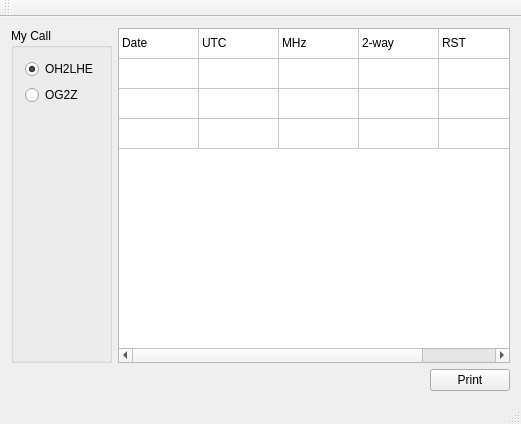
Above: mainwindow.ui from eloranta/print-qsl before the change. Below: the same form after it.
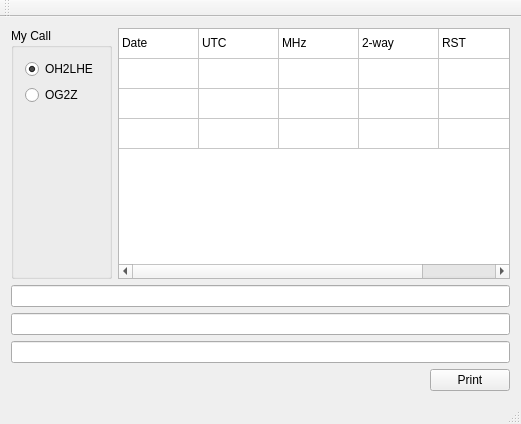
That is the form after the change.

Commit message: feature/line editors

Diff of the .ui file:
```diff
--- a/mainwindow.ui
+++ b/mainwindow.ui
@@ -54,6 +54,9 @@
       </layout>
      </widget>
     </item>
+    <item row="1" column="0" colspan="2">
+     <widget class="QLineEdit" name="lineEdit"/>
+    </item>
     <item row="0" column="1">
      <widget class="QTableWidget" name="tableWidget">
       <property name="autoScroll">
@@ -122,7 +125,7 @@
       </item>
      </widget>
     </item>
-    <item row="1" column="0" colspan="2">
+    <item row="4" column="0" colspan="2">
      <layout class="QHBoxLayout" name="horizontalLayout">
       <item>
        <spacer name="horizontalSpacer">
@@ -146,6 +149,12 @@
       </item>
      </layout>
     </item>
+    <item row="2" column="0" colspan="2">
+     <widget class="QLineEdit" name="lineEdit_2"/>
+    </item>
+    <item row="3" column="0" colspan="2">
+     <widget class="QLineEdit" name="lineEdit_3"/>
+    </item>
    </layout>
   </widget>
   <widget class="QMenuBar" name="menuBar">
```
The commit also changes 1 other file.
